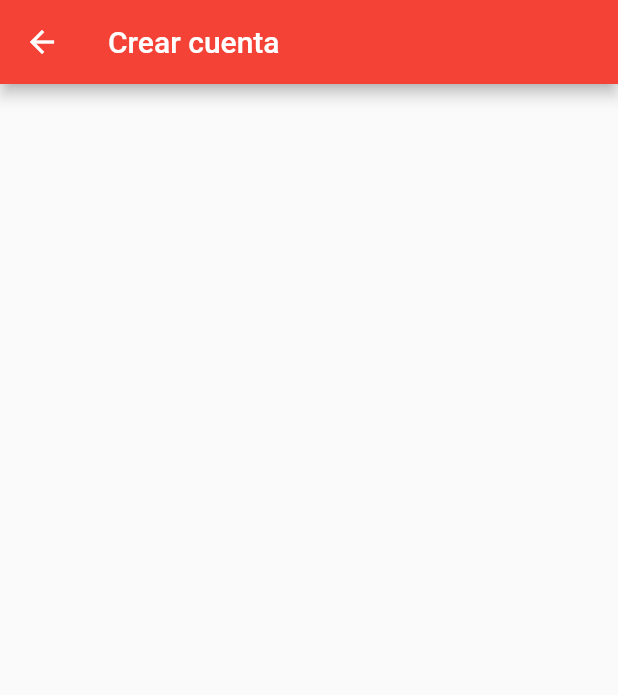
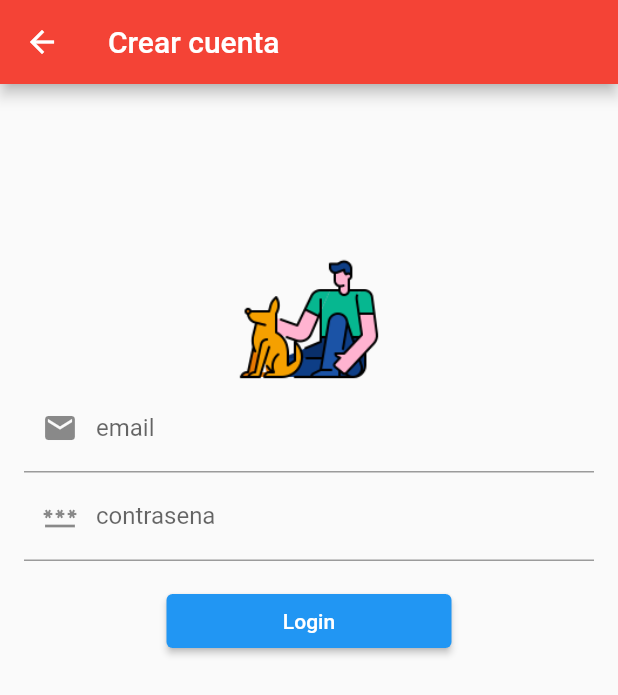
Before and after one commit to cristopher-gomez-m/pet_rescue_flutter, a Flutter app: the CrearCuenta screen opened directly, on a phone screen of 412 x 824 dp. Shown: the top 695 px of the screen. Run offline on Flutter 3.47's test engine with Material 2 defaults, Android fonts, the phone set to English and light mode, and no system bars; our stand-ins replace sqflite; accounts and stored records are empty.

Commit message:
avances de crear cuenta

```diff
--- a/lib/crear_cuenta.dart
+++ b/lib/crear_cuenta.dart
@@ -1,15 +1,84 @@
 import 'package:flutter/material.dart';
-
-class CrearCuenta extends StatelessWidget{
+import 'package:sqflite/sqflite.dart';
+class CrearCuenta extends StatefulWidget {
   const CrearCuenta({super.key});
 
   @override
+  // ignore: library_private_types_in_public_api
+  _CrearCuenta createState()=> _CrearCuenta();
+}
+
+class _CrearCuenta extends State<CrearCuenta>{
+  @override
   Widget build(BuildContext context) {
-    // TODO: implement build
+    Future<Database> database;
+
+  @override
+  void initState() {
+    super.initState();
+    //_initDatabase();
+  }
+
     return Scaffold(
-       appBar: AppBar(
+      appBar: AppBar(
         title: const Text('Crear cuenta'),
+      ),
+      body: SingleChildScrollView(
+        child: Container(
+          margin: const EdgeInsets.only(top: 100.0, left: 16.0, right: 16.0),
+          child: Column(
+            children: [
+              Center(
+                child: Image.asset(
+                  'assets/perro.png',
+                  width: 100.0,
+                  height: 100.0,
+                ),
+              ),
+              /*
+              TextFormField(
+                decoration: const InputDecoration(
+                    labelText: 'Nombre', prefixIcon: Icon(Icons.person)),
+              ),
+              TextFormField(
+                decoration: const InputDecoration(
+                    labelText: 'Apellido', prefixIcon: Icon(Icons.person)),
+              ),
+              TextFormField(
+                decoration: const InputDecoration(
+                    labelText: 'telefono', prefixIcon: Icon(Icons.phone)),
+              ),
+              */
+              TextFormField(
+                decoration: const InputDecoration(
+                    labelText: 'email', prefixIcon: Icon(Icons.email)),
+              ),
+              TextFormField(
+                decoration: const InputDecoration(
+                    labelText: 'contrasena', prefixIcon: Icon(Icons.password)),
+              ),
+              const SizedBox(height: 16.0),
+              ButtonTheme(
+                minWidth: double.infinity,
+                child: FractionallySizedBox(
+                  widthFactor: 0.5,
+                  child: ElevatedButton(
+                    onPressed: () {
+                      // Perform login logic here
+                    },
+                    style: ElevatedButton.styleFrom(
+                      fixedSize: const Size.fromHeight(5.0),
+                      backgroundColor: Colors.blue,
+                    ),
+                    child: const Text('Login'),
+                  ),
+                ),
+              ),
+            ],
+          ),
+        ),
       ),
     );
   }
+
 }
--- a/pubspec.yaml
+++ b/pubspec.yaml
@@ -35,6 +35,7 @@ dependencies:
   # The following adds the Cupertino Icons font to your application.
   # Use with the CupertinoIcons class for iOS style icons.
   cupertino_icons: ^1.0.2
+  sqflite: ^2.2.8+4
 
 dev_dependencies:
   flutter_test:
```
Also changed, not shown: pubspec.lock, 1 other file.
